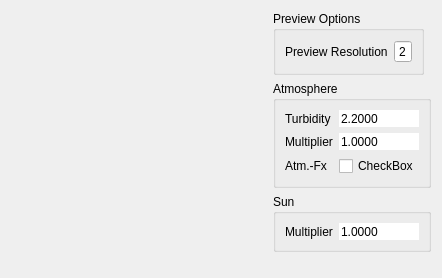
phresnel/picogen, file src/qt-frontend/widgets/QtSunSkyEditor/forms/qtsunskyeditor.ui: the form before one commit.
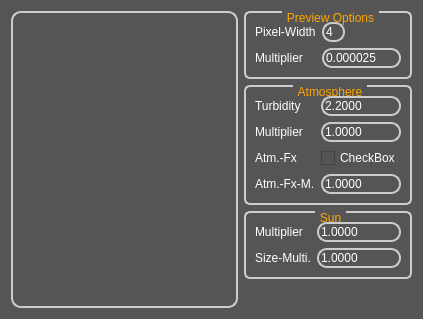
The form after the commit.

Commit message: add support for atmospheric effects

What changed in the file:
```diff
--- a/src/qt-frontend/widgets/QtSunSkyEditor/forms/qtsunskyeditor.ui
+++ b/src/qt-frontend/widgets/QtSunSkyEditor/forms/qtsunskyeditor.ui
@@ -7,68 +7,239 @@
     <x>0</x>
     <y>0</y>
     <width>423</width>
-    <height>276</height>
+    <height>319</height>
    </rect>
   </property>
   <property name="windowTitle">
    <string>QtSunSkyEditor</string>
   </property>
   <property name="styleSheet">
-   <string notr="true">QWidget {
-	background-color: rgb(90, 90, 90);
-	color: rgb(255,255,255);
-	border-width: 0px;
-	border-style: solid;
-	border-color: transparent;
-	border-radius:5px;
-}
-
-QPushButton:disabled, 
-QComboBox:disabled,
-QSpinBox:disabled, 
-QDoubleSpinBox:disabled {
-	background-color: rgb(90, 90, 90);
-	color: rgb(140,140,140);
-	border-color: rgb(120,120,120)
-}
-
-QPushButton {
-	border-width: 2px;
-	border-color: rgb(150,150,150);
-}
-QLabel {
-	border-color: transparent;
-	color: rgb(170,170,170);
-}
-
-QGroupBox {
-	background-color: qlineargradient(x1: 0, y1: 0, x2: 0, y2: 1,
-                                       stop: 0 rgb(110, 110, 110), stop: 1 rgb(140, 130, 120));
-	margin-top: 1.5ex; /* leave space at the top for the title */
-	border-radius: 16px;
-}
-QGroupBox::title {
-	subcontrol-origin: margin;
-	subcontrol-position: top center; /* position at the top center */
-	color: rgb(255, 193, 100);
-}
-QGroupBox &gt; QGroupBox::title {
-	subcontrol-origin: margin;
-	subcontrol-position: top center; /* position at the top center */
-	color: rgb(200, 160, 90);
-}
-QGraphicsView, #previewScreen {
+   <string notr="true">#previewScreen {
 	background-color: qlineargradient(spread:pad, x1:0, y1:0, x2:0, y2:1,
              stop:0 rgb(108, 128, 108), 
              stop:1 rgb(0, 0, 0));
-	border: 2px solid gray;
-	border-radius: 5px;
-	border-color: rgb(120, 120, 120);
+    border:2px solid #ccc;
+	border-radius: 10px;
 	margin-top: 1ex; /* leave space at the top for the title */
 }
+
+
+* {
+        background: #555;
+        color: white;
+}
+
+QLabel{background-color:none;}
+
+QScrollBar::add-line, QScrollBar::sub-line {width:0;height:0;background:none;}
+QScrollBar{padding:1px 1px 1px 1px;}
+QScrollBar::handle{
+        border-radius:4px;
+}
+QScrollBar::handle:hover {
+        border:1px solid #edd;
+}
+QScrollBar::handle:horizontal{
+        background-color: qlineargradient(x1:0, y1:0, x2:0, y2:1,
+                                       stop:0 #cbb, stop: 0.5 #505050,
+                                       stop: 0.6 #434343, stop:1 #caa);
+}
+QScrollBar::handle:vertical{
+        background-color: qlineargradient(x1:0, y1:0, x2:1, y2:0,
+                                       stop:0 #cbb, stop: 0.5 #505050,
+                                       stop: 0.6 #434343, stop:1 #caa);
+}
+QScrollBar::add-page, QScrollBar::sub-page{
+        background:none;
+        color:transparent;
+}
+
+QGraphicsView, QMdiArea,
+QTextEdit, QSpinBox, QDoubleSpinBox, QComboBox,
+QTreeView, QFrame#helpFrame {
+        color:white;
+        border:2px solid #ccc;
+        border-radius:10px;
+        background-color: qlineargradient(x1:0, y1:0, x2:0, y2:1,
+                                       stop:0 #717171, stop: 0.5 #505050,
+                                       stop: 0.6 #434343, stop:1 #757575);
+        alternate-background-color:#556;
+}
+QFrame#helpFrame, QWidget#picohelp {
+        background-color:transparent;
+}
+QLineEdit:focus, QSpinBox:focus,
+QDoubleSpinBox:focus, QComboBox:focus {
+        background-color: qlineargradient(x1:0, y1:0, x2:0, y2:1,
+                                       stop:0 #719171, stop: 0.5 #506050,
+                                       stop: 0.6 #435343, stop:1 #759575);
+}
+QTreeView, QMdiArea, QTextEdit {
+        background-color:#556;
+        alternate-background-color:#556;
+}
+QMdiArea::QFrame {
+        background-color:#222;
+}
+
+
+QHeaderView { background-color: transparent; }
+QHeaderView::section {
+        background-color: qlineargradient(x1:0, y1:0, x2:0, y2:1,
+                                       stop:0 #616161, stop: 0.5 #505050,
+                                       stop: 0.6 #434343, stop:1 #656565);
+        color: white;
+        padding-left: 4px;
+        border: 1px solid #6c6c6c;
+        border-radius:5px;
+ }
+
+QMenuBar {
+        background-color: qlineargradient(x1:0, y1:0, x2:0, y2:1,
+                                       stop:0 #889, stop:1 #aab);
+ } QMenuBar::item  {
+        spacing: 3px; /* spacing between menu bar items */
+        padding: 1px 4px;
+        background: transparent;
+        border-radius: 4px;
+} QMenuBar::item:selected { /* when selected using mouse or keyboard */
+        background: #b8b8b8;
+} QMenuBar::item:pressed {
+        background: #aaa;
+}
+
+/*QMenu {
+        border: 1px solid black;
+        background-color: qlineargradient(x1:0, y1:0, x2:0, y2:1,
+                                       stop:0 #716161, stop: 0.5 #605050,
+                                       stop: 0.52 #534343, stop:1 #756565);
+}*/ QMenu::item {
+        background-color: #452311;
+} QMenu::item:selected {
+        background-color: #a59361;
+} QMenu::item:hover {
+        background-color: #a59361;
+}
+
+QPushButton { padding: 1px; padding-left: 2px; padding-right: 2px; }
+QPushButton:!flat {
+        border: 2px solid #8f8f91;
+        border-radius: 6px;
+        background-color: qlineargradient(x1:0, y1:0, x2:0, y2:1,
+                                       stop:0 #817171, stop: 0.5 #606060,
+                                       stop: 0.55 #333333, stop:1 #857575);
+} QPushButton:disabled {
+        color:gray;
+        background-color: black;
+}  QPushButton:hover {
+        border: 2px solid #afafc1;
+    background-color: qlineargradient(x1:0, y1:0, x2:0, y2:1,
+                                       stop:0 #999, stop: 0.5 #888,
+                                       stop: 0.55 #777, stop:1 #999);
+} QPushButton:pressed {
+        background-color: qlineargradient(x1:0, y1:0, x2:0, y2:1,
+                                       stop:0 #999, stop: 0.5 #555,
+                                       stop: 0.55 #444, stop:1 #999);
+}
+
+QGroupBox {		
+        background-color: qlineargradient(x1:0, y1:0, x2:0, y2:1,
+                                       stop:0 #716151, stop: 0.5 #403030,
+                                       stop: 0.52 #432323, stop:1 #756555);
+        border: 2px solid #CCC;
+        border-radius: 6px;
+        margin-top: 1ex; /* leave space at the top for the title */
+} QGroupBox::title {
+        color: orange;
+        subcontrol-origin: margin;
+        subcontrol-position: top center; /* position at the top center */
+        padding: 0 3px;
+}
+
+
+QSpinBox::up-arrow, QSpinBox::up-button,
+QDoubleSpinBox::up-arrow, QDoubleSpinBox::up-button {
+    width:0px;height:0px;
+}
+QSpinBox::down-arrow, QSpinBox::down-button,
+QDoubleSpinBox::down-arrow, QDoubleSpinBox::down-button {
+    width:0px;height:0px;
+}
+
+
+QSplitter::handle:vertical{
+        border: 1px solid transparent;
+        border-radius:4px;
+        height:5px;
+        background-color:
+                qlineargradient(x1:0, y1:0, x2:0, y2:1,
+                                       stop:0 #91b191, stop: 0.5 #607050,
+                                       stop: 0.6 #536343, stop:1 #91b191);
+}
+QSplitter::handle:horizontal{
+        border: 1px solid transparent;
+        border-radius:4px;
+        width:5px;
+        background-color:
+                qlineargradient(x1:0, y1:0, x2:1, y2:0,
+                                       stop:0 #91b191, stop: 0.5 #607050,
+                                       stop: 0.6 #536343, stop:1 #91b191);
+}
+QSplitter::handle:hover {
+        border:1px solid #faa;
+}
+
+
+QComboBox::drop-down {
+     subcontrol-origin: padding;
+     subcontrol-position: top right;
+     width: 15px;
+
+     border-left-width: 1px;
+     border-left-color: darkgray;
+     border-left-style: solid;
+     border-top-right-radius: 3px;
+     border-bottom-right-radius: 3px;
+ }
+QComboBox QAbstractItemView {
+        background: gray;
+}
+
+
+QTabWidget::pane { /* The tab widget frame */
+        border: 2px solid #777;
+        border-radius:4px;
+} QTabWidget::tab-bar {
+        left: 5px; /* move to the right by 5px */
+} QTabBar::tab {
+        background-color: qlineargradient(x1:0, y1:0, x2:0, y2:1,
+                                       stop:0 #669, stop: 0.5 #333,
+                                       stop: 0.55 #232323, stop:1 #669);
+        border: 2px solid #C4C4C3;
+        border-bottom-color: #C2C7CB; /* same as the pane color */
+        border-top-left-radius: 4px;
+        border-top-right-radius: 4px;
+        min-width: 8ex;
+        padding: 2px;
+        color:#ccc;
+} QTabBar::tab:selected, QTabBar::tab:hover {
+        background-color:
+                        qlineargradient(x1:0, y1:0, x2:0, y2:1,
+                                       stop:0 #9191b1, stop: 0.5 #607050,
+                                       stop: 0.55 #334323, stop:1 #9191b1);
+        color:#fff;
+} QTabBar::tab:selected {
+        border-color: #9B9B9B;
+        border-bottom-color: #C2C7CB; /* same as pane color */
+} QTabBar::tab:!selected {
+        margin-top: 2px; /* make non-selected tabs look smaller */
+}
 </string>
   </property>
   <layout class="QGridLayout" name="gridLayout">
+   <property name="horizontalSpacing">
+    <number>6</number>
+   </property>
    <item row="0" column="0" rowspan="3">
     <widget class="QLabel" name="previewScreen">
      <property name="sizePolicy">
@@ -79,8 +250,8 @@
      </property>
      <property name="minimumSize">
       <size>
-       <width>256</width>
-       <height>256</height>
+       <width>128</width>
+       <height>128</height>
       </size>
      </property>
      <property name="maximumSize">
@@ -105,7 +276,7 @@
      <item>
       <widget class="QGroupBox" name="groupBox_3">
        <property name="sizePolicy">
-        <sizepolicy hsizetype="Maximum" vsizetype="Maximum">
+        <sizepolicy hsizetype="Preferred" vsizetype="Preferred">
          <horstretch>0</horstretch>
          <verstretch>0</verstretch>
         </sizepolicy>
@@ -120,7 +291,7 @@
         <item row="0" column="0">
          <widget class="QLabel" name="label">
           <property name="text">
-           <string>Preview Resolution</string>
+           <string>Pixel-Width</string>
           </property>
          </widget>
         </item>
@@ -139,11 +310,52 @@
            <number>1</number>
           </property>
           <property name="maximum">
-           <number>4</number>
+           <number>16</number>
           </property>
-          <property name="value">
+          <property name="singleStep">
            <number>2</number>
           </property>
+          <property name="value">
+           <number>4</number>
+          </property>
+         </widget>
+        </item>
+        <item row="1" column="0">
+         <widget class="QLabel" name="label_6">
+          <property name="text">
+           <string>Multiplier</string>
+          </property>
+         </widget>
+        </item>
+        <item row="1" column="1">
+         <widget class="QDoubleSpinBox" name="previewMultiplier">
+          <property name="styleSheet">
+           <string notr="true"/>
+          </property>
+          <property name="frame">
+           <bool>false</bool>
+          </property>
+          <property name="buttonSymbols">
+           <enum>QAbstractSpinBox::NoButtons</enum>
+          </property>
+          <property name="accelerated">
+           <bool>false</bool>
+          </property>
+          <property name="decimals">
+           <number>6</number>
+          </property>
+          <property name="minimum">
+           <double>0.000000000000000</double>
+          </property>
+          <property name="maximum">
+           <double>1.000000000000000</double>
+          </property>
+          <property name="singleStep">
+           <double>0.000010000000000</double>
+          </property>
+          <property name="value">
+           <double>0.000025000000000</double>
+          </property>
          </widget>
         </item>
        </layout>
@@ -152,7 +364,7 @@
      <item>
       <widget class="QGroupBox" name="groupBox_4">
        <property name="sizePolicy">
-        <sizepolicy hsizetype="Preferred" vsizetype="Maximum">
+        <sizepolicy hsizetype="Preferred" vsizetype="Preferred">
          <horstretch>0</horstretch>
          <verstretch>0</verstretch>
         </sizepolicy>
@@ -164,14 +376,14 @@
         <property name="fieldGrowthPolicy">
          <enum>QFormLayout::AllNonFixedFieldsGrow</enum>
         </property>
-        <item row="1" column="0">
+        <item row="0" column="0">
          <widget class="QLabel" name="label_2">
           <property name="text">
            <string>Turbidity</string>
           </property>
          </widget>
         </item>
-        <item row="1" column="1">
+        <item row="0" column="1">
          <widget class="QDoubleSpinBox" name="turbiditySpinBox">
           <property name="frame">
            <bool>false</bool>
@@ -199,14 +411,14 @@
           </property>
          </widget>
         </item>
-        <item row="2" column="0">
+        <item row="1" column="0">
          <widget class="QLabel" name="label_3">
           <property name="text">
            <string>Multiplier</string>
           </property>
          </widget>
         </item>
-        <item row="2" column="1">
+        <item row="1" column="1">
          <widget class="QDoubleSpinBox" name="atmosphereIntensitySpinBox">
           <property name="styleSheet">
            <string notr="true"/>
@@ -237,20 +449,58 @@
           </property>
          </widget>
         </item>
-        <item row="3" column="0">
+        <item row="2" column="0">
          <widget class="QLabel" name="label_5">
           <property name="text">
            <string>Atm.-Fx</string>
           </property>
          </widget>
         </item>
-        <item row="3" column="1">
+        <item row="2" column="1">
          <widget class="QCheckBox" name="enableAtmosphericEffects">
           <property name="text">
            <string>CheckBox</string>
           </property>
          </widget>
         </item>
+        <item row="3" column="0">
+         <widget class="QLabel" name="label_8">
+          <property name="text">
+           <string>Atm.-Fx-M.</string>
+          </property>
+         </widget>
+        </item>
+        <item row="3" column="1">
+         <widget class="QDoubleSpinBox" name="atmosphericEffectsFactorSpinBox">
+          <property name="styleSheet">
+           <string notr="true"/>
+          </property>
+          <property name="frame">
+           <bool>false</bool>
+          </property>
+          <property name="buttonSymbols">
+           <enum>QAbstractSpinBox::NoButtons</enum>
+          </property>
+          <property name="accelerated">
+           <bool>false</bool>
+          </property>
+          <property name="decimals">
+           <number>4</number>
+          </property>
+          <property name="minimum">
+           <double>0.000000000000000</double>
+          </property>
+          <property name="maximum">
+           <double>1.000000000000000</double>
+          </property>
+          <property name="singleStep">
+           <double>0.010000000000000</double>
+          </property>
+          <property name="value">
+           <double>1.000000000000000</double>
+          </property>
+         </widget>
+        </item>
        </layout>
       </widget>
      </item>
@@ -260,37 +510,9 @@
         <string>Sun</string>
        </property>
        <layout class="QFormLayout" name="formLayout_3">
-        <item row="0" column="1">
-         <widget class="QDoubleSpinBox" name="sunIntensitySpinBox">
-          <property name="styleSheet">
-           <string notr="true"/>
-          </property>
-          <property name="frame">
-           <bool>false</bool>
-          </property>
-          <property name="buttonSymbols">
-           <enum>QAbstractSpinBox::NoButtons</enum>
-          </property>
-          <property name="accelerated">
-           <bool>false</bool>
-          </property>
-          <property name="decimals">
-           <number>4</number>
-          </property>
-          <property name="minimum">
-           <double>0.000000000000000</double>
-          </property>
-          <property name="maximum">
-           <double>10000.000000000000000</double>
-          </property>
-          <property name="singleStep">
-           <double>0.010000000000000</double>
-          </property>
-          <property name="value">
-           <double>1.000000000000000</double>
-          </property>
-         </widget>
-        </item>
+        <property name="fieldGrowthPolicy">
+         <enum>QFormLayout::AllNonFixedFieldsGrow</enum>
+        </property>
         <item row="0" column="0">
          <widget class="QLabel" name="label_4">
           <property name="text">
@@ -298,6 +520,75 @@
           </property>
          </widget>
         </item>
+        <item row="0" column="1">
+         <widget class="QDoubleSpinBox" name="sunIntensitySpinBox">
+          <property name="styleSheet">
+           <string notr="true"/>
+          </property>
+          <property name="frame">
+           <bool>false</bool>
+          </property>
+          <property name="buttonSymbols">
+           <enum>QAbstractSpinBox::NoButtons</enum>
+          </property>
+          <property name="accelerated">
+           <bool>false</bool>
+          </property>
+          <property name="decimals">
+           <number>4</number>
+          </property>
+          <property name="minimum">
+           <double>0.000000000000000</double>
+          </property>
+          <property name="maximum">
+           <double>10000.000000000000000</double>
+          </property>
+          <property name="singleStep">
+           <double>0.010000000000000</double>
+          </property>
+          <property name="value">
+           <double>1.000000000000000</double>
+          </property>
+         </widget>
+        </item>
+        <item row="1" column="0">
+         <widget class="QLabel" name="label_7">
+          <property name="text">
+           <string>Size-Multi.</string>
+          </property>
+         </widget>
+        </item>
+        <item row="1" column="1">
+         <widget class="QDoubleSpinBox" name="diskSizeSpinBox">
+          <property name="styleSheet">
+           <string notr="true"/>
+          </property>
+          <property name="frame">
+           <bool>false</bool>
+          </property>
+          <property name="buttonSymbols">
+           <enum>QAbstractSpinBox::NoButtons</enum>
+          </property>
+          <property name="accelerated">
+           <bool>false</bool>
+          </property>
+          <property name="decimals">
+           <number>4</number>
+          </property>
+          <property name="minimum">
+           <double>0.000000000000000</double>
+          </property>
+          <property name="maximum">
+           <double>10000.000000000000000</double>
+          </property>
+          <property name="singleStep">
+           <double>0.010000000000000</double>
+          </property>
+          <property name="value">
+           <double>1.000000000000000</double>
+          </property>
+         </widget>
+        </item>
        </layout>
       </widget>
      </item>
```
Left out of the diff: 2 changed lines with no effect on the pictures. The commit also changes 2 other files.
